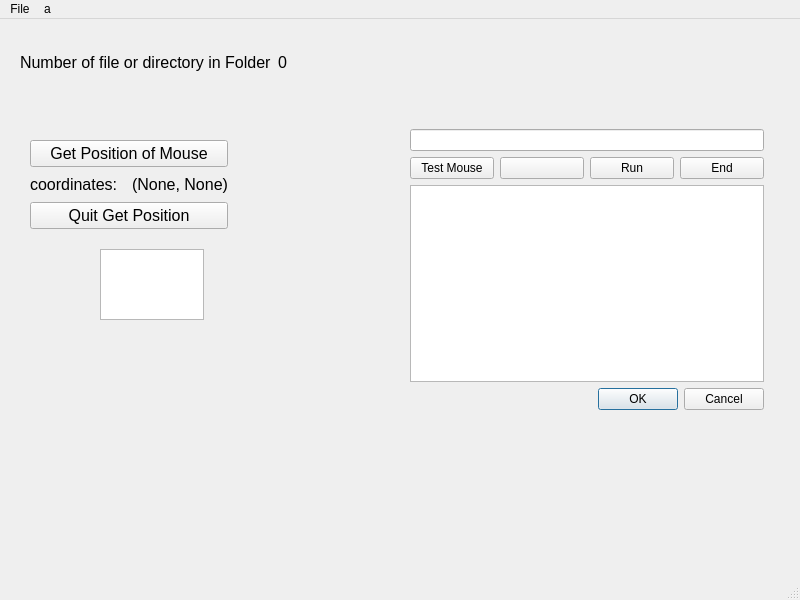
Old version of the form mainwindow.ui in the repository tranducngoc9/NgocTool.
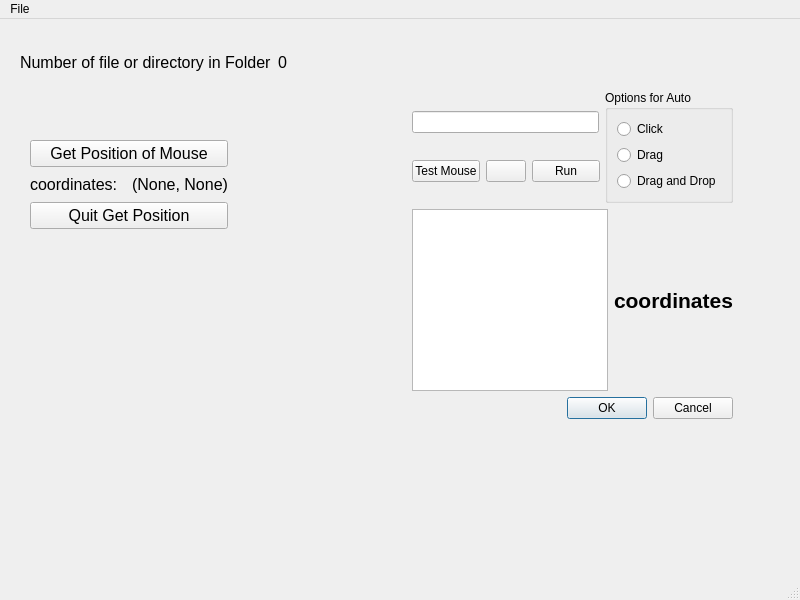
New version of the form. Icons and pictures are not drawn.

```diff
--- a/mainwindow.ui
+++ b/mainwindow.ui
@@ -50,16 +50,6 @@
      </item>
     </layout>
    </widget>
-   <widget class="QTextEdit" name="textEdit">
-    <property name="geometry">
-     <rect>
-      <x>100</x>
-      <y>230</y>
-      <width>104</width>
-      <height>71</height>
-     </rect>
-    </property>
-   </widget>
    <widget class="QWidget" name="layoutWidget">
     <property name="geometry">
      <rect>
@@ -127,13 +117,17 @@
    <widget class="QWidget" name="">
     <property name="geometry">
      <rect>
-      <x>410</x>
-      <y>110</y>
-      <width>354</width>
-      <height>281</height>
+      <x>412</x>
+      <y>71</y>
+      <width>321</width>
+      <height>329</height>
      </rect>
     </property>
-    <layout class="QVBoxLayout" name="verticalLayout_2">
+    <layout class="QVBoxLayout" name="verticalLayout_4">
+     <item>
+      <layout class="QHBoxLayout" name="horizontalLayout_4">
+       <item>
+        <layout class="QVBoxLayout" name="verticalLayout_3">
      <item>
       <widget class="QLineEdit" name="editCoordinates"/>
      </item>
@@ -165,19 +159,64 @@
          </property>
         </widget>
        </item>
+          </layout>
+         </item>
+        </layout>
+       </item>
        <item>
-        <widget class="QPushButton" name="pushButton_3">
+        <widget class="QGroupBox" name="groupBox">
+         <property name="title">
+          <string>Options for Auto</string>
+         </property>
+         <layout class="QVBoxLayout" name="verticalLayout_2">
+          <item>
+           <widget class="QRadioButton" name="radioButton">
          <property name="text">
-          <string>End</string>
+             <string>Click</string>
          </property>
         </widget>
        </item>
-      </layout>
-     </item>
+          <item>
+           <widget class="QRadioButton" name="radioButton_2">
+            <property name="text">
+             <string>Drag</string>
+            </property>
+           </widget>
+          </item>
+          <item>
+           <widget class="QRadioButton" name="radioButton_3">
+            <property name="text">
+             <string>Drag and Drop</string>
+            </property>
+           </widget>
+          </item>
+         </layout>
+        </widget>
+       </item>
+      </layout>
+     </item>
+     <item>
+      <layout class="QHBoxLayout" name="horizontalLayout_5">
      <item>
       <widget class="QListWidget" name="listWidget"/>
      </item>
      <item>
+        <widget class="QLabel" name="label_2">
+         <property name="font">
+          <font>
+           <pointsize>16</pointsize>
+           <weight>75</weight>
+           <bold>true</bold>
+          </font>
+         </property>
+         <property name="text">
+          <string>coordinates</string>
+         </property>
+        </widget>
+       </item>
+      </layout>
+     </item>
+     <item>
       <widget class="QDialogButtonBox" name="buttonBox">
        <property name="standardButtons">
         <set>QDialogButtonBox::Cancel|QDialogButtonBox::Ok</set>
@@ -207,13 +246,7 @@
     <addaction name="actionSave_As"/>
     <addaction name="actionExit"/>
    </widget>
-   <widget class="QMenu" name="menua">
-    <property name="title">
-     <string>a</string>
-    </property>
-   </widget>
    <addaction name="menuFile"/>
-   <addaction name="menua"/>
   </widget>
   <widget class="QStatusBar" name="statusbar"/>
   <action name="actionNew">
```
Left out of the diff: 24 changed lines with no effect on the pictures. Lines whose indentation alone changed are shown as unchanged.
